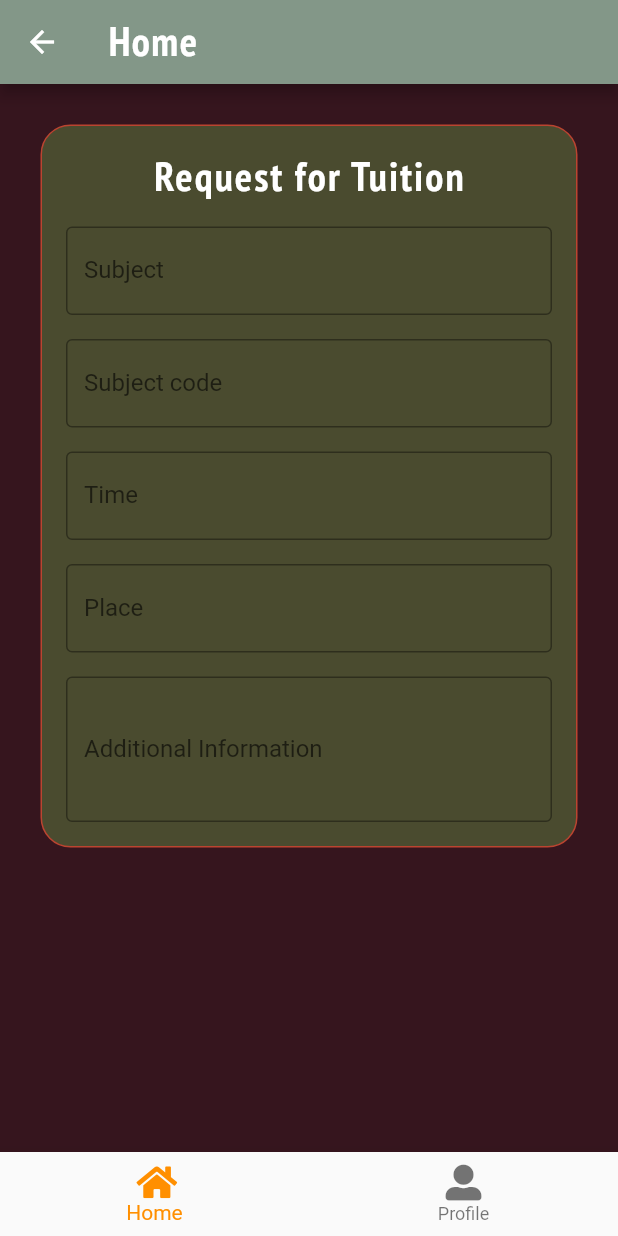
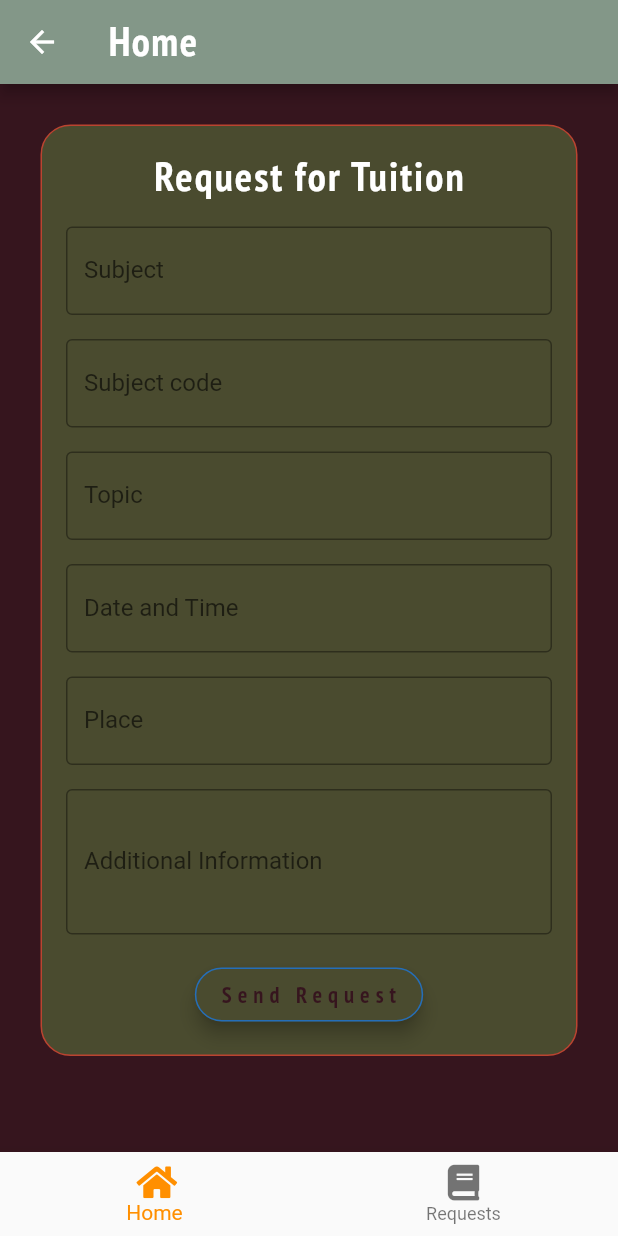
Before and after one commit to aayeshanomani/Study-Flock, a Flutter app: the StudentHome screen opened directly, on a phone screen of 412 x 824 dp. Run offline on Flutter 3.47's test engine with Material 2 defaults, Android fonts, the phone set to English and light mode, and no system bars; our stand-ins replace cloud_firestore, firebase_core, font_awesome_flutter; accounts and stored records are empty.

Commit message:
student requests

```diff
--- a/lib/main.dart
+++ b/lib/main.dart
@@ -1,6 +1,7 @@
 import 'package:firebase_core/firebase_core.dart';
 import 'package:flutter/material.dart';
 import 'package:shopoid/screens/splashScreen.dart';
+import 'package:shopoid/screens/studentScreens/request.dart';
 
 void main() {
   runApp(MyApp());
--- a/lib/screens/splashScreen.dart
+++ b/lib/screens/splashScreen.dart
@@ -15,7 +15,7 @@ class _SplashScreenState extends State<SplashScreen> {
   void initState() {
     super.initState();
     Timer(
-        Duration(seconds: 5),
+        Duration(seconds: 3),
         () => Navigator.pushReplacement(
             context, MaterialPageRoute(builder: (context) => LoginPage())));
   }
--- a/lib/screens/studentScreens/home.dart
+++ b/lib/screens/studentScreens/home.dart
@@ -1,5 +1,6 @@
 import 'package:flutter/material.dart';
 import 'package:font_awesome_flutter/font_awesome_flutter.dart';
+import 'package:shopoid/screens/studentScreens/profile.dart';
 import 'package:shopoid/screens/studentScreens/request.dart';
 
 class StudentHome extends StatefulWidget {
@@ -16,10 +17,7 @@ class _StudentHomeState extends State<StudentHome> {
       TextStyle(fontSize: 30, fontWeight: FontWeight.bold);
   static const List<Widget> _widgetOptions = <Widget>[
     StudentRequest(),
-    Text(
-      'Index 2: School',
-      style: optionStyle,
-    ),
+    Profile()
   ];
 
   void _onItemTapped(int index) {
@@ -48,8 +46,8 @@ class _StudentHomeState extends State<StudentHome> {
             label: 'Home',
           ),
           BottomNavigationBarItem(
-            icon: Icon(FontAwesomeIcons.userAlt),
-            label: 'Profile',
+            icon: Icon(FontAwesomeIcons.book),
+            label: 'Requests',
           ),
         ],
         currentIndex: _selectedIndex,
--- a/lib/screens/studentScreens/request.dart
+++ b/lib/screens/studentScreens/request.dart
@@ -1,4 +1,7 @@
 import 'package:flutter/material.dart';
+import 'package:shopoid/screens/studentScreens/home.dart';
+import 'package:shopoid/services/database.dart';
+import 'package:shopoid/widgets/creds.dart';
 
 class StudentRequest extends StatefulWidget {
   const StudentRequest();
@@ -8,6 +11,7 @@ class StudentRequest extends StatefulWidget {
 }
 
 class _StudentRequestState extends State<StudentRequest> {
+  String sub = "", subc = "", topic = "", time = "", place = "", addInfo = "";
   @override
   Widget build(BuildContext context) {
     return Padding(
@@ -28,7 +32,8 @@ class _StudentRequestState extends State<StudentRequest> {
               children: [
                 Padding(
                   padding: const EdgeInsets.all(8.0),
-                  child: Text('Request for Tuition', style: TextStyle(
+                  child: Text('Request for Tuition',
+                      style: TextStyle(
                           fontSize: 27,
                           fontFamily: 'PT_Sans_Narrow',
                           letterSpacing: 1.4,
@@ -38,6 +43,11 @@ class _StudentRequestState extends State<StudentRequest> {
                 Padding(
                   padding: const EdgeInsets.all(8.0),
                   child: TextField(
+                    onChanged: (value) {
+                      setState(() {
+                        sub = value;
+                      });
+                    },
                     decoration: InputDecoration(
                         border: OutlineInputBorder(),
                         labelText: 'Subject',
@@ -47,6 +57,11 @@ class _StudentRequestState extends State<StudentRequest> {
                 Padding(
                   padding: const EdgeInsets.all(8.0),
                   child: TextField(
+                    onChanged: (value) {
+                      setState(() {
+                        subc = value;
+                      });
+                    },
                     decoration: InputDecoration(
                         border: OutlineInputBorder(),
                         labelText: 'Subject code',
@@ -56,15 +71,39 @@ class _StudentRequestState extends State<StudentRequest> {
                 Padding(
                   padding: const EdgeInsets.all(8.0),
                   child: TextField(
+                    onChanged: (value) {
+                      setState(() {
+                        topic = value;
+                      });
+                    },
                     decoration: InputDecoration(
                         border: OutlineInputBorder(),
-                          labelText: 'Time',
-                          hintText: 'Enter time at which you want to study.'),
+                        labelText: 'Topic',
+                        hintText: 'Enter topic for the subject.'),
                   ),
                 ),
                 Padding(
                   padding: const EdgeInsets.all(8.0),
                   child: TextField(
+                    onChanged: (value) {
+                      setState(() {
+                        time = value;
+                      });
+                    },
+                    decoration: InputDecoration(
+                        border: OutlineInputBorder(),
+                        labelText: 'Date and Time',
+                        hintText: 'Enter date and time to study.'),
+                  ),
+                ),
+                Padding(
+                  padding: const EdgeInsets.all(8.0),
+                  child: TextField(
+                    onChanged: (value) {
+                      setState(() {
+                        place = value;
+                      });
+                    },
                     decoration: InputDecoration(
                         border: OutlineInputBorder(),
                         labelText: 'Place',
@@ -74,12 +113,57 @@ class _StudentRequestState extends State<StudentRequest> {
                 Padding(
                   padding: const EdgeInsets.all(8.0),
                   child: TextField(
+                    onChanged: (value) {
+                      setState(() {
+                        addInfo = value;
+                      });
+                    },
                     minLines: 3,
                     maxLines: 5,
                     decoration: InputDecoration(
                       border: OutlineInputBorder(),
                       labelText: 'Additional Information',
                       hintText: 'Other information tutor should know.',
+                    ),
+                  ),
+                ),
+                Padding(
+                  padding: const EdgeInsets.all(8.0),
+                  child: ElevatedButton(
+                    onPressed: () {
+                      Map<String, dynamic> data = {
+                        "subject": sub,
+                        "subjectCode": subc,
+                        "topic": topic,
+                        "dateAndTime": time,
+                        "place": place,
+                        "by": globalEmail,
+                        "additionalInformation": addInfo
+                      };
+                      Database().saveRequest(data);
+                      Navigator.pushReplacement(
+                          context,
+                          MaterialPageRoute(
+                              builder: (context) => StudentHome()));
+                    },
+                    style: ButtonStyle(
+                        elevation: MaterialStateProperty.all<double>(5.0),
+                        backgroundColor:
+                            MaterialStateProperty.all<Color>(Color(0xff4A4B2F)),
+                        shape:
+                            MaterialStateProperty.all<RoundedRectangleBorder>(
+                                RoundedRectangleBorder(
+                                    borderRadius: BorderRadius.circular(18.0),
+                                    side:
+                                        BorderSide(color: Color(0xff246EB9))))),
+                    child: Text(
+                      'Send Request',
+                      style: TextStyle(
+                          fontSize: 15,
+                          fontFamily: 'PT_Sans_Narrow',
+                          color: Color(0xff36151E),
+                          letterSpacing: 4,
+                          fontWeight: FontWeight.bold),
                     ),
                   ),
                 ),
--- /dev/null
+++ b/lib/widgets/creds.dart
@@ -0,0 +1 @@
+String globalEmail = "";
```
Also changed, not shown: lib/logins/studentLogin.dart (+23 -1 lines), lib/screens/studentScreens/profile.dart (+8 -1 lines), lib/services/database.dart (+19 -0 lines). Lines whose indentation alone changed are shown as unchanged.
